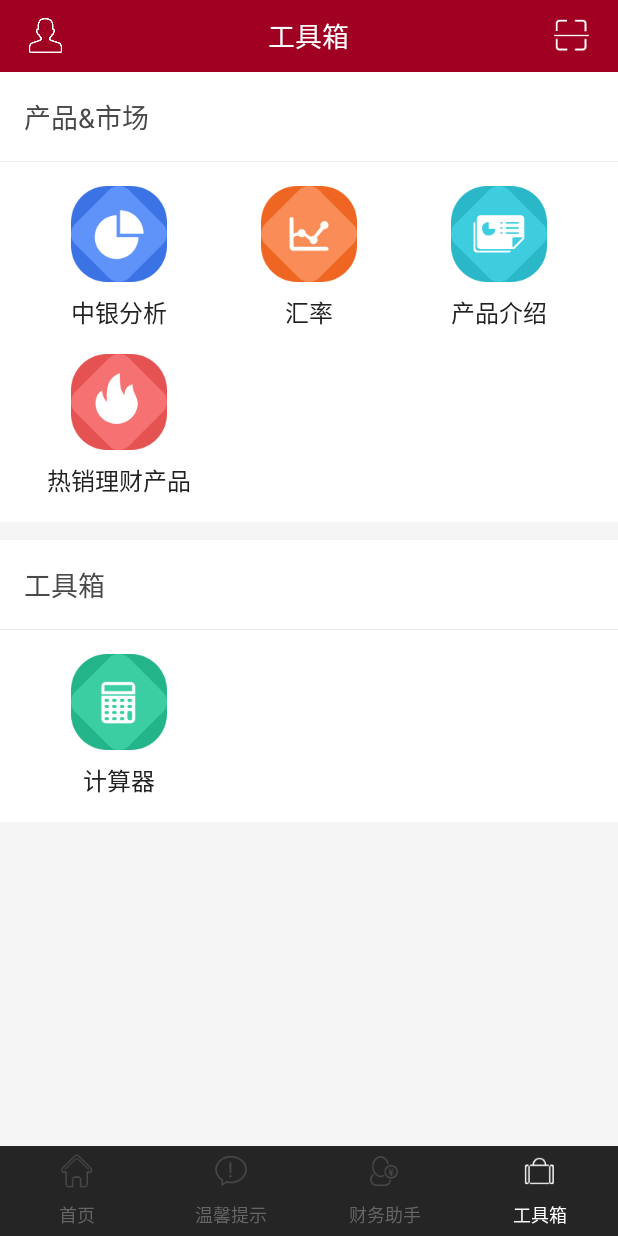
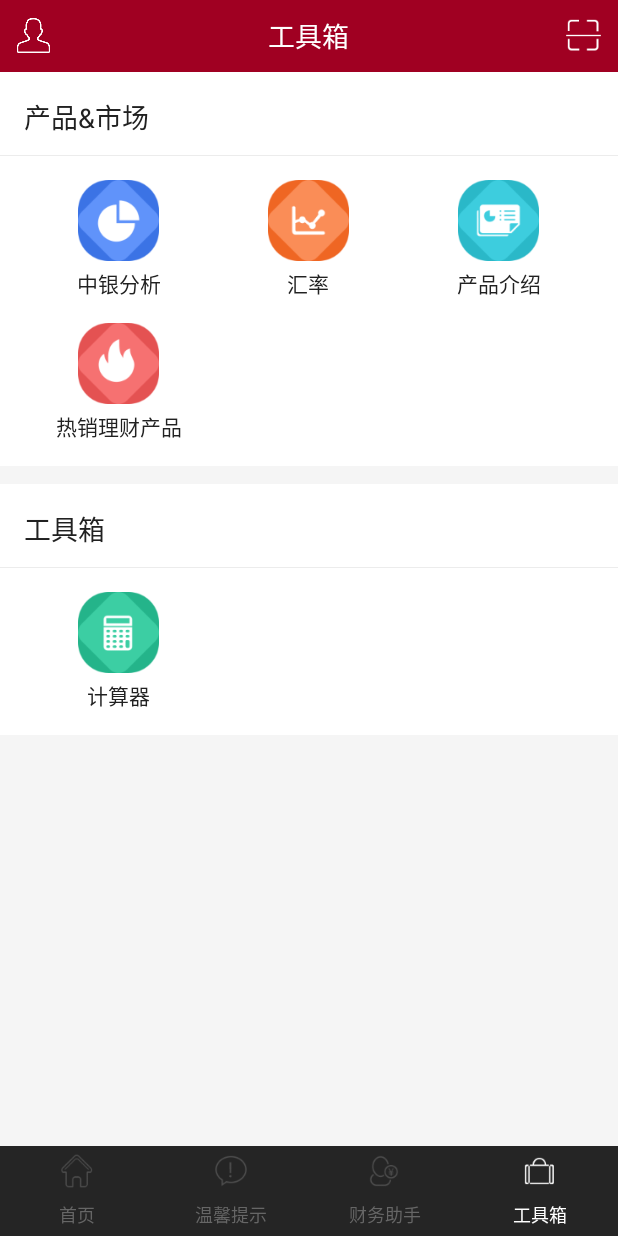
Before and after one commit to Hxiaobin/Practice_ZZB, an Android app: the screen it shows after launch (MainActivity), item 4 of the bottom bar chosen, on a phone screen of 412 x 824 dp. Run offline under Robolectric (Android 15) with nearby library versions, the phone set to English and light mode, and no system bars.

Commit message:
优化业务查询、工具箱界面布局

```diff
--- a/app/src/main/java/com/sf/bocfinancialsoftware/constant/ConstantConfig.java
+++ b/app/src/main/java/com/sf/bocfinancialsoftware/constant/ConstantConfig.java
@@ -21,7 +21,6 @@
     public static final String LOGOUT = "logout";//登录
     public static final String USER = "user"; //用户信息
     public static final String TITLE = "title";
-    //==============================================
 
     public static final String NEWS_ID = "newsId";  //新闻id
     public static final String MSG_TYPE_ID = "typeId";  //消息类型id
--- a/app/src/main/res/layout/activity_business_query.xml
+++ b/app/src/main/res/layout/activity_business_query.xml
@@ -11,7 +11,10 @@
     <LinearLayout
         android:layout_width="match_parent"
         android:layout_height="wrap_content"
-        android:layout_margin="@dimen/common_margin_normal"
+        android:layout_marginBottom="@dimen/common_margin_normal"
+        android:layout_marginLeft="@dimen/common_margin_normal"
+        android:layout_marginRight="@dimen/common_margin_normal"
+        android:layout_marginTop="@dimen/common_margin_normal"
         android:focusable="true"
         android:focusableInTouchMode="true"
         android:orientation="horizontal">
--- a/app/src/main/res/layout/fragment_tool.xml
+++ b/app/src/main/res/layout/fragment_tool.xml
@@ -1,8 +1,8 @@
 <LinearLayout xmlns:android="http://schemas.android.com/apk/res/android"
-              android:layout_width="match_parent"
-              android:layout_height="match_parent"
-              android:background="@color/activity_common_background_gray"
-              android:orientation="vertical">
+    android:layout_width="match_parent"
+    android:layout_height="match_parent"
+    android:background="@color/activity_common_background_gray"
+    android:orientation="vertical">
 
     <ScrollView
         android:layout_width="match_parent"
@@ -21,13 +21,17 @@
                 android:orientation="vertical">
 
                 <TextView
-                    style="@style/tv_tool"
-                    android:text="@string/tv_tool_product"/>
+                    style="@style/activity_text_medium_black"
+                    android:layout_marginBottom="@dimen/common_margin_small_to_normal"
+                    android:layout_marginLeft="@dimen/common_margin_normal"
+                    android:layout_marginRight="@dimen/common_margin_normal"
+                    android:layout_marginTop="@dimen/common_margin_normal"
+                    android:text="@string/tv_tool_product" />
 
                 <View
                     android:layout_width="match_parent"
                     android:layout_height="@dimen/line_horizontal_small_height"
-                    android:background="@color/line"/>
+                    android:background="@color/line" />
 
                 <com.sf.bocfinancialsoftware.util.MyGridView
                     android:id="@+id/gvProduct"
@@ -37,8 +41,7 @@
                     android:layout_marginLeft="@dimen/common_margin_normal"
                     android:layout_marginRight="@dimen/common_margin_normal"
                     android:numColumns="3"
-                    android:scrollbars="none">
-                </com.sf.bocfinancialsoftware.util.MyGridView>
+                    android:scrollbars="none"></com.sf.bocfinancialsoftware.util.MyGridView>
             </LinearLayout>
 
             <LinearLayout
@@ -49,13 +52,18 @@
                 android:orientation="vertical">
 
                 <TextView
-                    style="@style/tv_tool"
-                    android:text="@string/tv_tool_toolkit"/>
+                    android:id="@+id/textView3"
+                    style="@style/activity_text_medium_black"
+                    android:layout_marginBottom="@dimen/common_margin_small_to_normal"
+                    android:layout_marginLeft="@dimen/common_margin_normal"
+                    android:layout_marginRight="@dimen/common_margin_normal"
+                    android:layout_marginTop="@dimen/common_margin_normal"
+                    android:text="@string/tv_tool_toolkit" />
 
                 <View
                     android:layout_width="match_parent"
                     android:layout_height="@dimen/line_horizontal_small_height"
-                    android:background="@color/line"/>
+                    android:background="@color/line" />
 
                 <com.sf.bocfinancialsoftware.util.MyGridView
                     android:id="@+id/gvToolkit"
@@ -65,8 +73,7 @@
                     android:layout_marginLeft="@dimen/common_margin_normal"
                     android:layout_marginRight="@dimen/common_margin_normal"
                     android:numColumns="3"
-                    android:scrollbars="none">
-                </com.sf.bocfinancialsoftware.util.MyGridView>
+                    android:scrollbars="none"></com.sf.bocfinancialsoftware.util.MyGridView>
             </LinearLayout>
         </LinearLayout>
     </ScrollView>
--- a/app/src/main/res/layout/item_gridview.xml
+++ b/app/src/main/res/layout/item_gridview.xml
@@ -14,15 +14,15 @@
 
         <ImageView
             android:id="@+id/ivIcon"
-            android:layout_width="wrap_content"
-            android:layout_height="wrap_content"
+            android:layout_width="@dimen/icon_normal_width"
+            android:layout_height="@dimen/icon_normal_high"
             android:scaleType="centerCrop"
             android:src="@mipmap/ic_zzb_zyfx"/>
 
         <TextView
             android:id="@+id/tvText"
-            style="@style/activity_text_normal_black"
-            android:layout_marginTop="@dimen/common_margin_small"
+            style="@style/activity_text_small_black"
+            android:layout_marginTop="@dimen/common_margin_micro"
             android:text="@string/text_analysis"/>
 
     </LinearLayout>
--- a/app/src/main/res/layout/layout_back_title_bar.xml
+++ b/app/src/main/res/layout/layout_back_title_bar.xml
@@ -9,8 +9,8 @@
         android:layout_width="match_parent"
         android:layout_height="@dimen/common_activity_title_bar_high_normal"
         android:background="@color/appColor"
-        android:paddingLeft="@dimen/common_padding_normal"
-        android:paddingRight="@dimen/common_padding_normal">
+        android:paddingLeft="@dimen/common_padding_small"
+        android:paddingRight="@dimen/common_padding_small">
 
         <ImageView
             android:id="@+id/ivTitleBarBack"
--- a/app/src/main/res/values/dimens.xml
+++ b/app/src/main/res/values/dimens.xml
@@ -9,6 +9,7 @@
     <dimen name="common_margin_small_to_normal">12dp</dimen>
     <dimen name="common_margin_normal">16dp</dimen>
     <dimen name="common_margin_big">24dp</dimen>
+    <dimen name="common_margin_more_big">32dp</dimen>
     <dimen name="common_margin_super_big">48dp</dimen>
 
     <!-- 通用padding -->
@@ -42,24 +43,27 @@
     <!--大图标-->
     <dimen name="icon_super_width">100dp</dimen>
     <dimen name="icon_super_high">100dp</dimen>
+    <!--正常图标-->
+    <dimen name="icon_normal_width">54dp</dimen>
+    <dimen name="icon_normal_high">54dp</dimen>
+    <!--超小图标-->
+    <dimen name="icon_micro_width">20dp</dimen>
+    <dimen name="icon_micro_high">20dp</dimen>
     <!--小图标-->
     <dimen name="icon_small_width">32dp</dimen>
     <dimen name="icon_small_high">32dp</dimen>
     <!--正常图片-->
     <dimen name="image_normal_width">90dp</dimen>
     <dimen name="image_normal_high">90dp</dimen>
-
     <!--分割线高度-->
     <dimen name="line_height_low">1dp</dimen>
     <dimen name="line_height_normal">4dp</dimen>
     <dimen name="line_height_high">8dp</dimen>
+    <dimen name="line_height_higher">12dp</dimen>
     <dimen name="line_height_more_high">16dp</dimen>
-
     <!--广告轮播区域高度-->
     <dimen name="viewPager_advertisingCarousel_high">180dp</dimen>
-
     <dimen name="activity_detail_image_high">180dp</dimen>
-
     <!--按钮宽度高度-->
     <dimen name="button_width_small">64dp</dimen>
     <dimen name="button_width_normal">80dp</dimen>
@@ -67,13 +71,11 @@
     <dimen name="button_height_smaller">44dp</dimen>
     <dimen name="button_height_small">48dp</dimen>
     <dimen name="button_height_normal">56dp</dimen>
-
     <!--PopupWindow-->
     <dimen name="popupWindow_padding_left">24dp</dimen>
     <dimen name="popupWindow_padding_right">24dp</dimen>
     <dimen name="popupWindow_padding_top">16dp</dimen>
     <dimen name="popupWindow_padding_bottom">16dp</dimen>
-
     <!---->
     <!--padding公共正常间距-->
     <dimen name="common_padding_medium">16dp</dimen>
--- a/app/src/main/res/values/styles.xml
+++ b/app/src/main/res/values/styles.xml
@@ -12,6 +12,16 @@
     <style name="tab_layout_text_appearance">
         <item name="android:textSize">@dimen/text_size_micro</item>
         <item name="android:textColor">@color/common_text_gray</item>
+    </style>
+
+    <!-- activity微大字体 黑色 -->
+    <style name="activity_text_small_black">
+        <item name="android:layout_width">wrap_content</item>
+        <item name="android:layout_height">wrap_content</item>
+        <item name="android:textSize">@dimen/text_size_small</item>
+        <item name="android:gravity">center_vertical|left</item>
+        <item name="android:lines">1</item>
+        <item name="android:textColor">@color/common_text_black</item>
     </style>
 
     <!-- activity微大字体 黑色 -->
```
Also changed, not shown: app/src/main/java/com/sf/bocfinancialsoftware/adapter/BusinessQueryAdapter.java (+9 -1 lines), app/src/main/res/layout/activity_boc_analyse.xml (+8 -8 lines), app/src/main/res/layout/item_business_group.xml (+11 -1 lines), app/src/main/res/layout/item_business_group_children.xml (+4 -3 lines), app/src/main/res/mipmap-xhdpi/ic_down.png (added), app/src/main/res/mipmap-xhdpi/ic_group_close.png (added), app/src/main/res/mipmap-xhdpi/ic_group_open.png (added), app/src/main/res/mipmap-xhdpi/ic_right.png (added).
